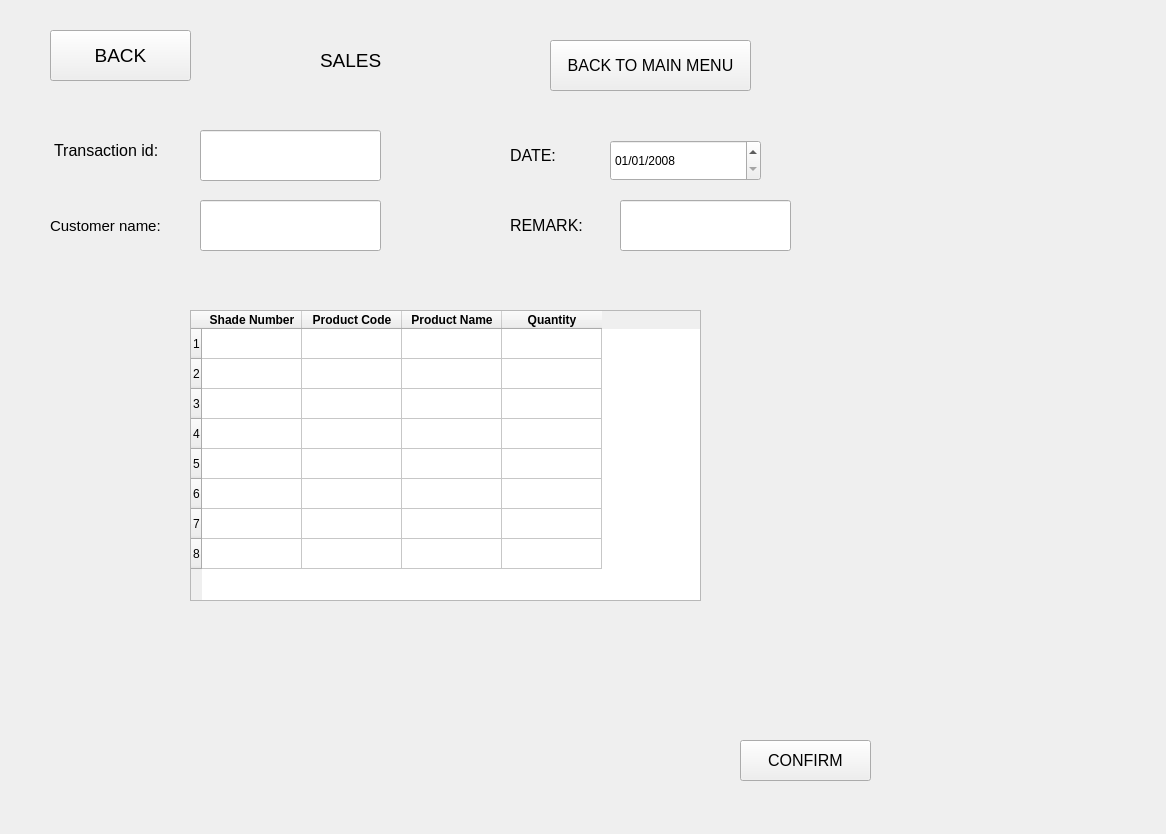
This is UI/sales_add.ui in nilay1221/Inventory_Management as Qt 5 draws it before an edit. The edited form follows.
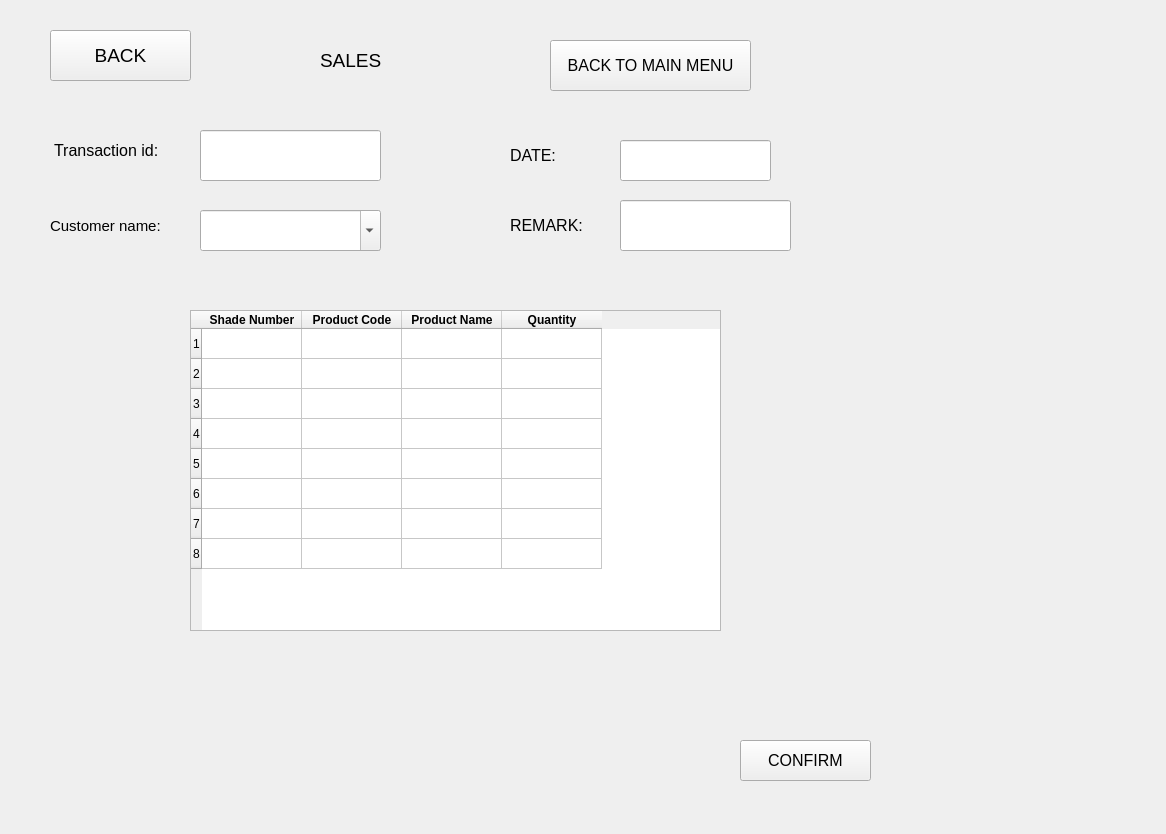
This is the edited form.

What changed in the file:
```diff
--- a/UI/sales_add.ui
+++ b/UI/sales_add.ui
@@ -91,8 +91,8 @@
      <rect>
       <x>190</x>
       <y>310</y>
-      <width>511</width>
-      <height>291</height>
+      <width>531</width>
+      <height>321</height>
      </rect>
     </property>
     <property name="rowCount">
@@ -218,21 +218,6 @@
      </property>
     </item>
    </widget>
-   <widget class="QLineEdit" name="sales_add_cust_name">
-    <property name="geometry">
-     <rect>
-      <x>200</x>
-      <y>200</y>
-      <width>181</width>
-      <height>51</height>
-     </rect>
-    </property>
-    <property name="font">
-     <font>
-      <pointsize>12</pointsize>
-     </font>
-    </property>
-   </widget>
    <widget class="QLineEdit" name="sales_add_transid">
     <property name="geometry">
      <rect>
@@ -335,28 +320,63 @@
      <string>REMARK:</string>
     </property>
    </widget>
-   <widget class="QDateEdit" name="dateEdit_SALES_ADD">
+   <widget class="QLineEdit" name="sales_add_date">
     <property name="geometry">
      <rect>
-      <x>610</x>
+      <x>620</x>
       <y>140</y>
       <width>151</width>
       <height>41</height>
      </rect>
     </property>
-    <property name="dateTime">
-     <datetime>
-      <hour>0</hour>
-      <minute>0</minute>
-      <second>0</second>
-      <year>2008</year>
-      <month>1</month>
-      <day>1</day>
-     </datetime>
+    <property name="font">
+     <font>
+      <pointsize>12</pointsize>
+     </font>
     </property>
-    <property name="displayFormat">
-     <string>dd/MM/yyyy</string>
+   </widget>
+   <widget class="QComboBox" name="sales_modify_customer">
+    <property name="geometry">
+     <rect>
+      <x>200</x>
+      <y>210</y>
+      <width>181</width>
+      <height>41</height>
+     </rect>
     </property>
+    <property name="font">
+     <font>
+      <pointsize>12</pointsize>
+     </font>
+    </property>
+    <property name="editable">
+     <bool>true</bool>
+    </property>
+    <item>
+     <property name="text">
+      <string/>
+     </property>
+    </item>
+    <item>
+     <property name="text">
+      <string>Rajesh</string>
+     </property>
+    </item>
+    <item>
+     <property name="text">
+      <string>Nishit</string>
+     </property>
+    </item>
+    <item>
+     <property name="text">
+      <string>Nilay</string>
+     </property>
+    </item>
+    <item>
+     <property name="text">
+      <string>Parth</string>
+     </property>
+    </item>
    </widget>
   </widget>
   <widget class="QMenuBar" name="menubar">
```
Left out of the diff: 2 changed lines with no effect on the pictures.
